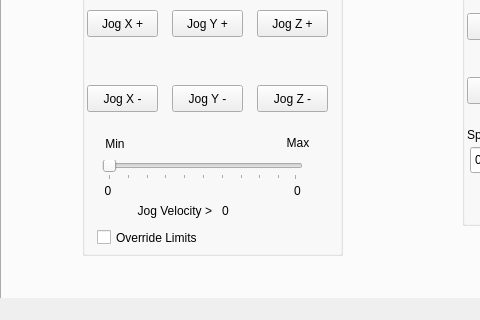
Above: examples/rpi_mill_probe/rpi_mill_probe_ops.ui from jethornton/flexgui before the change; both pictures show x 0 to 480 and y 160 to 480 of the 800 by 480 pixel window. Below: the same form after it.
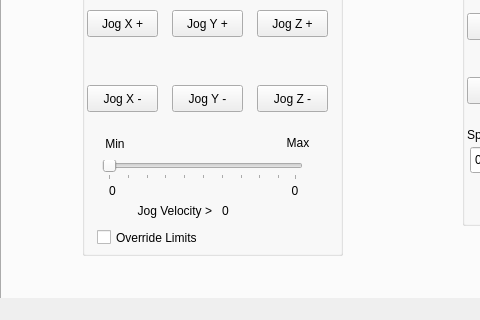
That is the form after the change. The open tabs and pages were chosen to show the change.

Commit message: 07/26/2025 update examples for velocity label change

Patch:
```diff
--- a/examples/rpi_mill_probe/rpi_mill_probe_ops.ui
+++ b/examples/rpi_mill_probe/rpi_mill_probe_ops.ui
@@ -3089,7 +3089,7 @@
         <rect>
          <x>10</x>
          <y>240</y>
-         <width>32</width>
+         <width>41</width>
          <height>21</height>
         </rect>
        </property>
@@ -3103,9 +3103,9 @@
       <widget class="QLabel" name="max_jog_vel_lb">
        <property name="geometry">
         <rect>
-         <x>200</x>
+         <x>190</x>
          <y>240</y>
-         <width>31</width>
+         <width>46</width>
          <height>21</height>
         </rect>
        </property>
```
Left out of the diff: 4 changed lines with no effect on the pictures. The commit also changes 4 other files.
